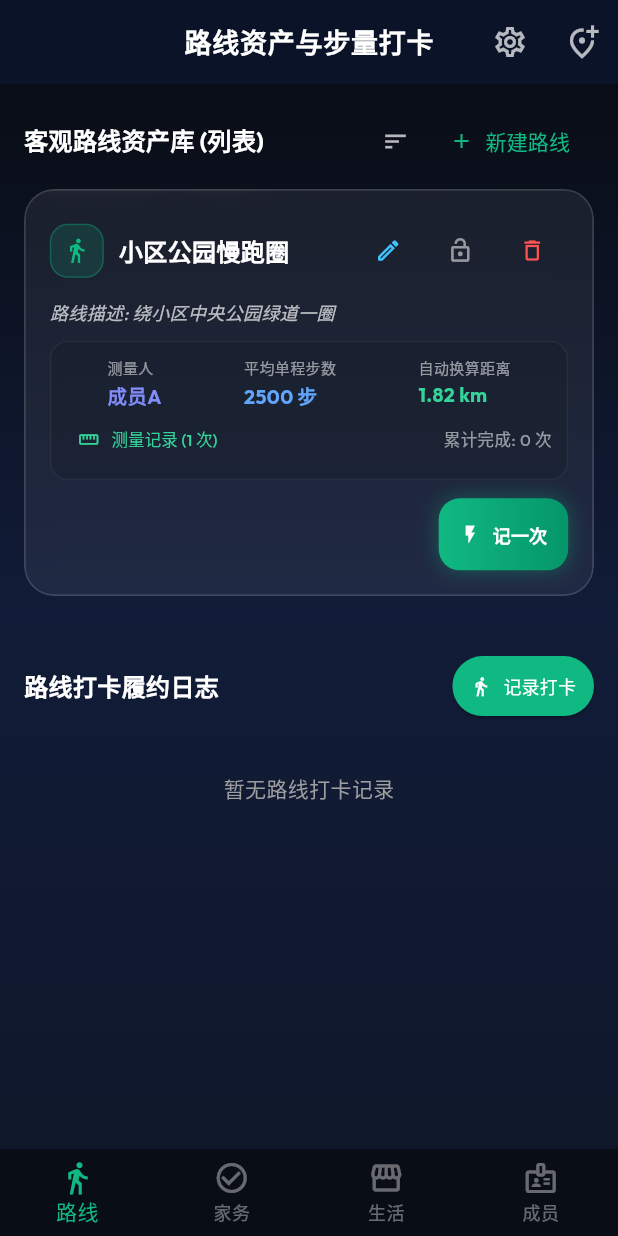
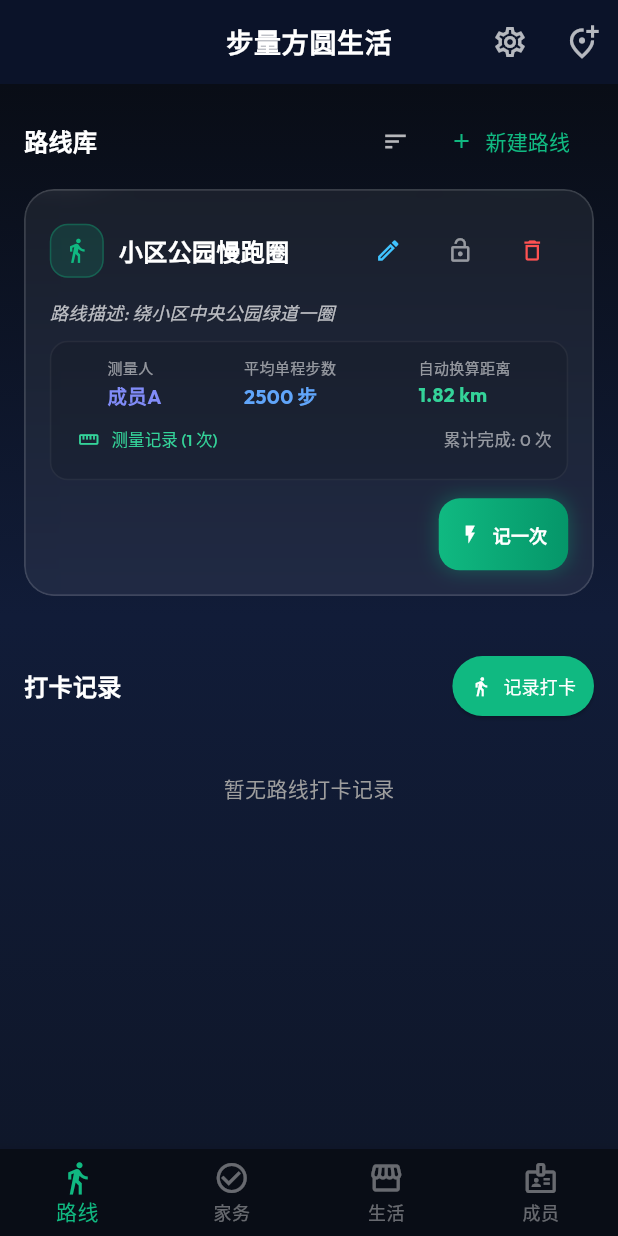
Before and after one commit to LuridG/StepLife, a Flutter app: the screen it shows after launch, on a phone screen of 412 x 824 dp. Run offline on Flutter 3.47's test engine with Material 3 defaults, Android fonts, the phone set to English and light mode, and no system bars; our stand-ins replace fl_chart, flutter_heatmap_calendar, geolocator, google_fonts, image_picker, package_info_plus and 5 more; accounts and stored records are empty; network calls fail.

Commit message:
style: 精简路线页与打卡详情文案
- 路线页标题「路线资产与步量打卡」→「步量方圆生活」
- 「客观路线资产库 (列表)」→「路线库」、「路线打卡履约日志」→「打卡记录」
- 其余用户可见的「路线资产/客观路线」字样统一改为「路线」
- 打卡详情「打卡履约历史时间线」→「打卡历史」

```diff
--- a/lib/features/step_tracker/presentation/step_tracker_screen.dart
+++ b/lib/features/step_tracker/presentation/step_tracker_screen.dart
@@ -134,7 +134,7 @@ class _StepTrackerScreenState extends State<StepTrackerScreen>
             navigator.pop();
             messenger.showSnackBar(
               SnackBar(
-                content: Text('已成功建立路线资产: $name'),
+                content: Text('已成功建立路线: $name'),
                 backgroundColor: const Color(0xFF10B981),
               ),
             );
@@ -148,7 +148,7 @@ class _StepTrackerScreenState extends State<StepTrackerScreen>
               children: [
                 Icon(Icons.map, color: Color(0xFF10B981)),
                 SizedBox(width: 8),
-                Text('新建客观路线资产'),
+                Text('新建路线'),
               ],
             ),
             content: SingleChildScrollView(
@@ -301,7 +301,7 @@ class _StepTrackerScreenState extends State<StepTrackerScreen>
                   backgroundColor: const Color(0xFF10B981),
                   foregroundColor: Colors.white,
                 ),
-                child: const Text('保存路线资产'),
+                child: const Text('保存路线'),
               ),
             ],
           );
@@ -346,7 +346,7 @@ class _StepTrackerScreenState extends State<StepTrackerScreen>
             shape: RoundedRectangleBorder(
               borderRadius: BorderRadius.circular(20),
             ),
-            title: Text('编辑路线资产: ${route.name}'),
+            title: Text('编辑路线: ${route.name}'),
             content: SingleChildScrollView(
               child: Column(
                 mainAxisSize: MainAxisSize.min,
@@ -490,7 +490,7 @@ class _StepTrackerScreenState extends State<StepTrackerScreen>
     if (routes.isEmpty) {
       ScaffoldMessenger.of(
         context,
-      ).showSnackBar(const SnackBar(content: Text('请先新建一条客观路线资产')));
+      ).showSnackBar(const SnackBar(content: Text('请先新建一条路线')));
       _showAddRouteAssetDialog();
       return;
     }
@@ -585,7 +585,7 @@ class _StepTrackerScreenState extends State<StepTrackerScreen>
                 crossAxisAlignment: CrossAxisAlignment.start,
                 children: [
                   const Text(
-                    '选择客观路线:',
+                    '选择路线:',
                     style: TextStyle(fontWeight: FontWeight.bold),
                   ),
                   const SizedBox(height: 4),
@@ -920,7 +920,7 @@ class _StepTrackerScreenState extends State<StepTrackerScreen>
       context: context,
       builder: (ctx) => AlertDialog(
         title: Text('确认删除路线: ${route.name}?'),
-        content: const Text('删除后该路线资产将从列表中移除。'),
+        content: const Text('删除后该路线将从列表中移除。'),
         actions: [
           TextButton(
             onPressed: () => Navigator.of(ctx).pop(),
@@ -1248,12 +1248,12 @@ class _StepTrackerScreenState extends State<StepTrackerScreen>
 
     return Scaffold(
       appBar: AppBar(
-        title: const Text('路线资产与步量打卡'),
+        title: const Text('步量方圆生活'),
         actions: [
           const SettingsButton(),
           IconButton(
             icon: const Icon(Icons.add_location_alt_outlined),
-            tooltip: '新建客观路线资产',
+            tooltip: '新建路线',
             onPressed: _showAddRouteAssetDialog,
           ),
         ],
@@ -1288,7 +1288,7 @@ class _StepTrackerScreenState extends State<StepTrackerScreen>
                     children: [
                       const Expanded(
                         child: Text(
-                          '客观路线资产库 (列表)',
+                          '路线库',
                           style: TextStyle(
                             fontSize: 16,
                             fontWeight: FontWeight.bold,
@@ -1694,7 +1694,7 @@ class _StepTrackerScreenState extends State<StepTrackerScreen>
                     mainAxisAlignment: MainAxisAlignment.spaceBetween,
                     children: [
                       const Text(
-                        '路线打卡履约日志',
+                        '打卡记录',
                         style: TextStyle(
                           fontSize: 16,
                           fontWeight: FontWeight.bold,
@@ -1870,7 +1870,7 @@ class _StepTrackerScreenState extends State<StepTrackerScreen>
             const SizedBox(width: 12),
             const Expanded(
               child: Text(
-                '还没有客观路线资产，点击新建第一个路线吧！',
+                '还没有路线，点击新建第一条吧！',
                 style: TextStyle(color: Colors.white70, fontSize: 12),
               ),
             ),
--- a/lib/features/store_journal/presentation/store_detail_screen.dart
+++ b/lib/features/store_journal/presentation/store_detail_screen.dart
@@ -678,7 +678,7 @@ class _StoreDetailScreenState extends State<StoreDetailScreen> {
                   children: [
                     Icon(Icons.history, color: Color(0xFF10B981), size: 20),
                     SizedBox(width: 8),
-                    Text('打卡履约历史时间线', style: TextStyle(fontSize: 16, fontWeight: FontWeight.bold, color: Colors.white)),
+                    Text('打卡历史', style: TextStyle(fontSize: 16, fontWeight: FontWeight.bold, color: Colors.white)),
                   ],
                 ),
                 const SizedBox(height: 12),
@@ -688,7 +688,7 @@ class _StoreDetailScreenState extends State<StoreDetailScreen> {
                         child: const Padding(
                           padding: EdgeInsets.all(24.0),
                           child: Center(
-                            child: Text('暂无打卡履约历史记录，点击主页【⚡ 记一次打卡】添加。', style: TextStyle(color: Colors.white54, fontSize: 13)),
+                            child: Text('暂无打卡记录，点击主页【⚡ 记一次打卡】添加。', style: TextStyle(color: Colors.white54, fontSize: 13)),
                           ),
                         ),
                       )
```
